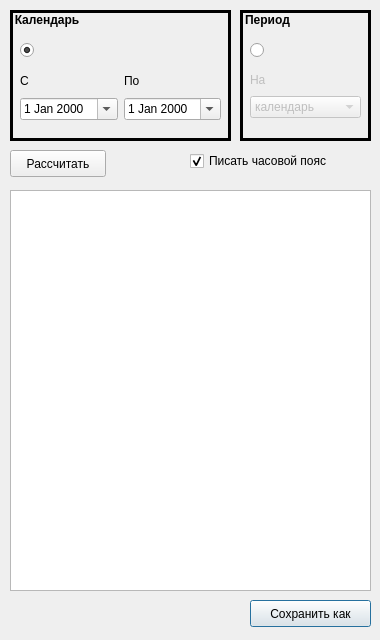
serg-lar/sun-moon-time, file dialogtithi.ui: the form before one commit.
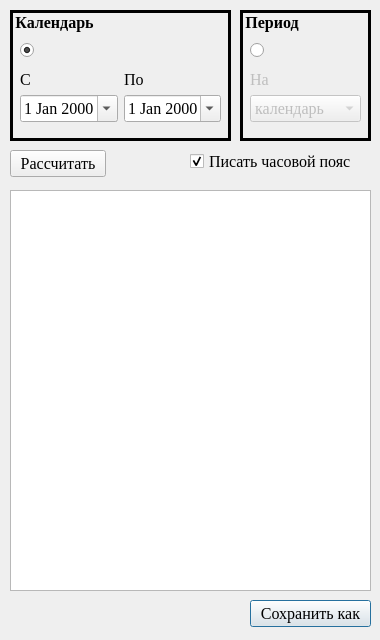
The form after the commit.

Patch:
```diff
--- a/dialogtithi.ui
+++ b/dialogtithi.ui
@@ -45,6 +45,12 @@
      <height>27</height>
     </rect>
    </property>
+   <property name="font">
+    <font>
+     <family>Times New Roman</family>
+     <pointsize>12</pointsize>
+    </font>
+   </property>
    <property name="text">
     <string>Сохранить как</string>
    </property>
@@ -58,6 +64,15 @@
      <height>131</height>
     </rect>
    </property>
+   <property name="font">
+    <font>
+     <family>Times New Roman</family>
+     <pointsize>12</pointsize>
+     <weight>75</weight>
+     <italic>false</italic>
+     <bold>true</bold>
+    </font>
+   </property>
    <property name="styleSheet">
     <string notr="true">QGroupBox
 {
@@ -83,6 +98,12 @@
       <height>54</height>
      </rect>
     </property>
+    <property name="font">
+     <font>
+      <family>Times New Roman</family>
+      <pointsize>12</pointsize>
+     </font>
+    </property>
     <layout class="QHBoxLayout" name="horizontalLayout">
      <item>
       <layout class="QVBoxLayout" name="verticalLayout">
@@ -94,6 +115,12 @@
            <verstretch>0</verstretch>
           </sizepolicy>
          </property>
+         <property name="font">
+          <font>
+           <family>Times New Roman</family>
+           <pointsize>12</pointsize>
+          </font>
+         </property>
          <property name="text">
           <string>С</string>
          </property>
@@ -107,6 +134,12 @@
            <verstretch>0</verstretch>
           </sizepolicy>
          </property>
+         <property name="font">
+          <font>
+           <family>Times New Roman</family>
+           <pointsize>12</pointsize>
+          </font>
+         </property>
          <property name="currentSection">
           <enum>QDateTimeEdit::DaySection</enum>
          </property>
@@ -130,6 +163,12 @@
            <verstretch>0</verstretch>
           </sizepolicy>
          </property>
+         <property name="font">
+          <font>
+           <family>Times New Roman</family>
+           <pointsize>12</pointsize>
+          </font>
+         </property>
          <property name="text">
           <string>По</string>
          </property>
@@ -143,6 +182,12 @@
            <verstretch>0</verstretch>
           </sizepolicy>
          </property>
+         <property name="font">
+          <font>
+           <family>Times New Roman</family>
+           <pointsize>12</pointsize>
+          </font>
+         </property>
          <property name="currentSection">
           <enum>QDateTimeEdit::DaySection</enum>
          </property>
@@ -184,6 +229,15 @@
      <height>131</height>
     </rect>
    </property>
+   <property name="font">
+    <font>
+     <family>Times New Roman</family>
+     <pointsize>12</pointsize>
+     <weight>75</weight>
+     <italic>false</italic>
+     <bold>true</bold>
+    </font>
+   </property>
    <property name="styleSheet">
     <string notr="true">QGroupBox
 {
@@ -222,6 +276,12 @@
       <height>52</height>
      </rect>
     </property>
+    <property name="font">
+     <font>
+      <family>Times New Roman</family>
+      <pointsize>12</pointsize>
+     </font>
+    </property>
     <layout class="QVBoxLayout" name="verticalLayout_3">
      <item>
       <widget class="QLabel" name="label_3">
@@ -234,6 +294,12 @@
          <verstretch>0</verstretch>
         </sizepolicy>
        </property>
+       <property name="font">
+        <font>
+         <family>Times New Roman</family>
+         <pointsize>12</pointsize>
+        </font>
+       </property>
        <property name="text">
         <string>На</string>
        </property>
@@ -244,6 +310,12 @@
        <property name="enabled">
         <bool>false</bool>
        </property>
+       <property name="font">
+        <font>
+         <family>Times New Roman</family>
+         <pointsize>12</pointsize>
+        </font>
+       </property>
        <property name="currentIndex">
         <number>0</number>
        </property>
@@ -306,6 +378,12 @@
      <height>27</height>
     </rect>
    </property>
+   <property name="font">
+    <font>
+     <family>Times New Roman</family>
+     <pointsize>12</pointsize>
+    </font>
+   </property>
    <property name="text">
     <string>Рассчитать</string>
    </property>
@@ -319,6 +397,12 @@
      <height>22</height>
     </rect>
    </property>
+   <property name="font">
+    <font>
+     <family>Times New Roman</family>
+     <pointsize>12</pointsize>
+    </font>
+   </property>
    <property name="text">
     <string>Писать часовой пояс</string>
    </property>
```
Left out of the diff: 21 changed lines with no effect on the pictures.
